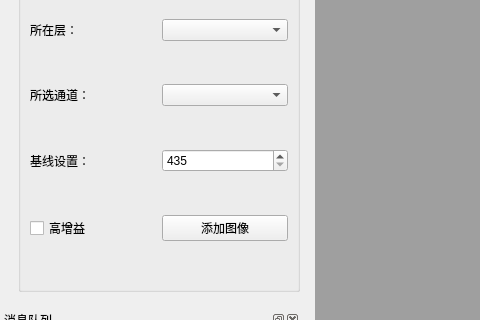
jimbook/LUMIS_Bash, file UI/UIsource/mainWindow.ui: the form before one commit; both pictures show x 0 to 480 and y 148 to 468 of the 1017 by 754 pixel window.
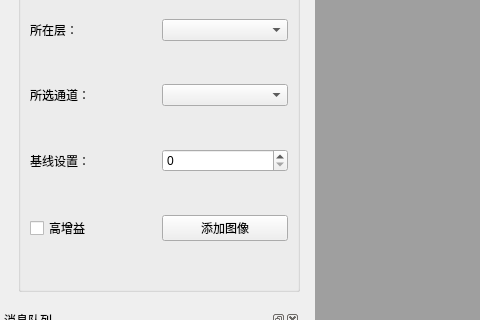
The form after the commit.

The edit to the form file:
```diff
--- a/UI/UIsource/mainWindow.ui
+++ b/UI/UIsource/mainWindow.ui
@@ -262,7 +262,7 @@
               <item>
                <widget class="QSpinBox" name="spinBox_baseLine">
                 <property name="minimum">
-                 <number>435</number>
+                 <number>0</number>
                 </property>
                 <property name="maximum">
                  <number>4095</number>
```
